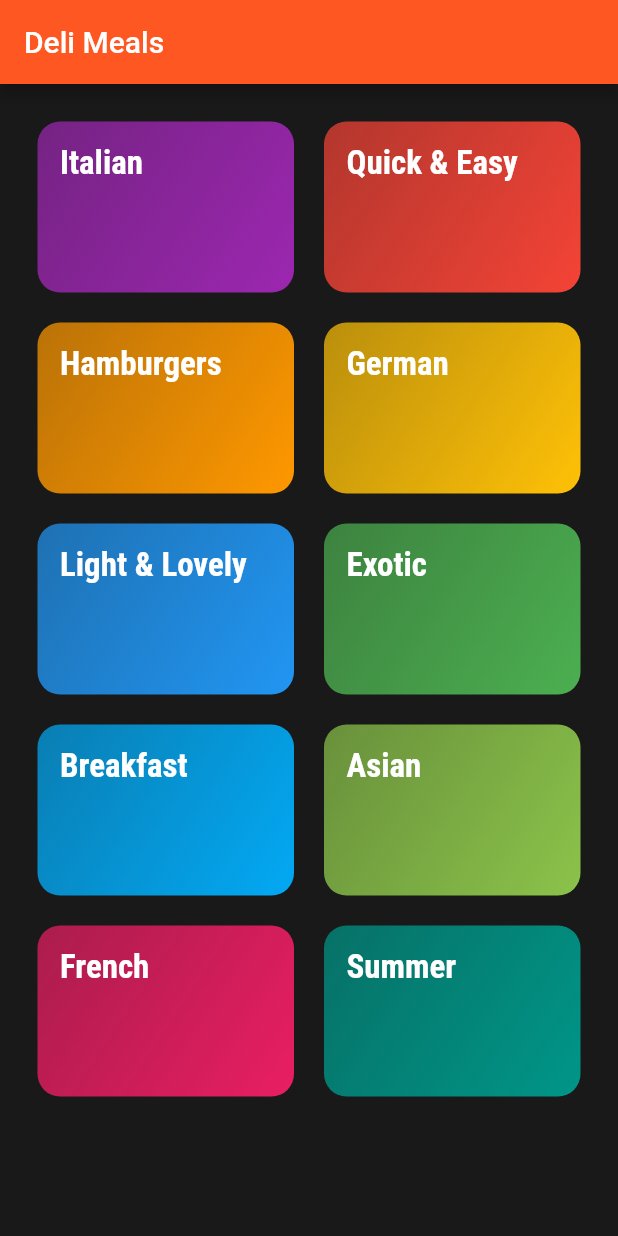
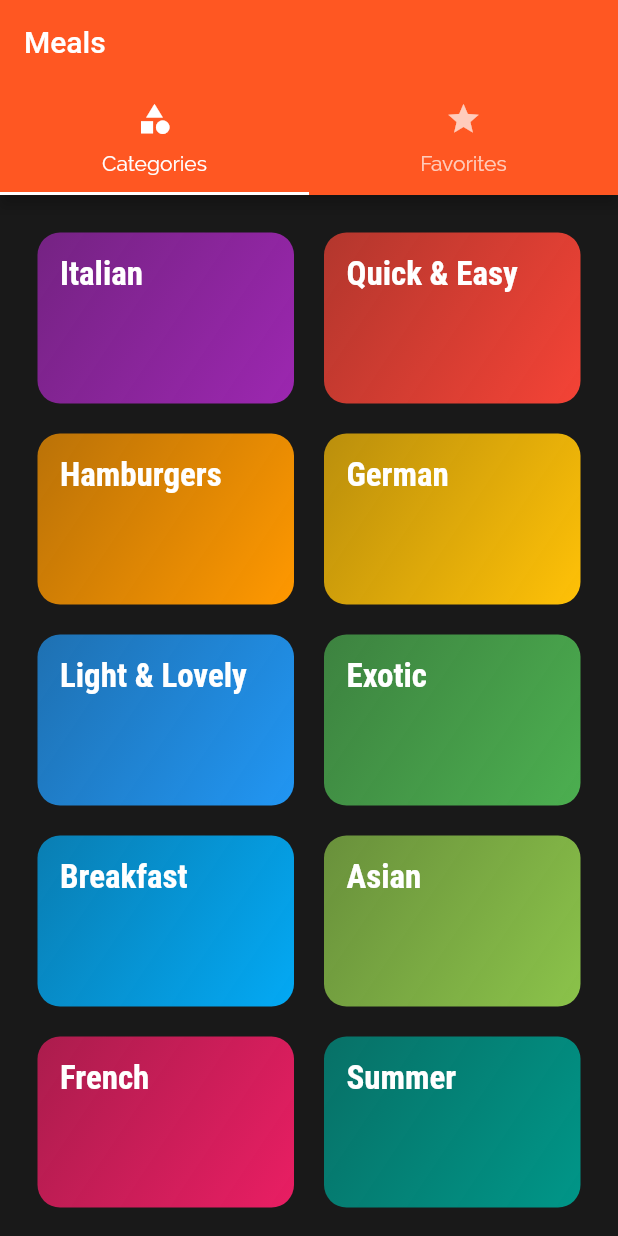
Before and after one commit to webkit-development/DeliMeals-Flutter, a Flutter app: the screen it shows after launch, on a phone screen of 412 x 824 dp. Run offline on Flutter 3.47's test engine with Material 2 defaults, Android fonts, the phone set to English and light mode, and no system bars.

Commit message:
Added tabs

```diff
--- a/lib/main.dart
+++ b/lib/main.dart
@@ -1,6 +1,10 @@
 import 'package:flutter/material.dart';
+
+import 'screens/meal_detail_screen.dart';
 import 'screens/category_meals_screen.dart';
 import 'screens/categories_screen.dart';
+import 'screens/tabs_screen.dart';
+
 
 void main() {
   runApp(const MyApp());
@@ -35,8 +39,16 @@ class MyApp extends StatelessWidget {
       ),
       initialRoute: '/',
       routes: {
-        '/': (ctx) => CategoryScreen(),
-        CategoryMealsScreen.routeName: (ctx) => CategoryMealsScreen()
+        '/': (ctx) => TabsScreen(),
+        CategoryMealsScreen.routeName: (ctx) => CategoryMealsScreen(),
+        MealDetailScreen.routeName: (ctx) => MealDetailScreen(),
+      },
+      // onGenerateRoute: (settings) {
+      //   print(settings.arguments);
+      //   return MaterialPageRoute(builder: (ctx) => CategoryScreen());
+      // },
+      onUnknownRoute: (settings) {
+        return MaterialPageRoute(builder: (ctx) => CategoryScreen());
       },
       debugShowCheckedModeBanner: false,
     );
--- a/lib/screens/categories_screen.dart
+++ b/lib/screens/categories_screen.dart
@@ -7,11 +7,7 @@ class CategoryScreen extends StatelessWidget {
 
   @override
   Widget build(BuildContext context) {
-    return Scaffold(
-      appBar: AppBar(
-        title: Text('Deli Meals'),
-      ),
-      body: GridView(
+    return GridView(
       padding: const EdgeInsets.all(25),
       children: DUMMY_CATEGORIES
           .map((catData) =>
@@ -23,7 +19,6 @@ class CategoryScreen extends StatelessWidget {
         mainAxisSpacing: 20,
         crossAxisSpacing: 20,
       ),
-      ),
     );
   }
 }
--- /dev/null
+++ b/lib/screens/favorites_screen.dart
@@ -0,0 +1,9 @@
+import 'package:flutter/material.dart';
+
+
+class FavoritesScreen extends StatelessWidget {
+  @override
+  Widget build(BuildContext context) {
+    return Center(child: Text('Favorites'),);
+  }
+}
--- /dev/null
+++ b/lib/screens/tabs_screen.dart
@@ -0,0 +1,39 @@
+import 'package:flutter/material.dart';
+import 'categories_screen.dart';
+import 'favorites_screen.dart';
+
+class TabsScreen extends StatefulWidget {
+  @override
+  State<TabsScreen> createState() => _TabsScreenState();
+}
+
+class _TabsScreenState extends State<TabsScreen> {
+  @override
+  Widget build(BuildContext context) {
+    return DefaultTabController(
+      initialIndex: 0,
+      length: 2,
+      child: Scaffold(
+        appBar: AppBar(
+          title: Text('Meals'),
+          bottom: TabBar(
+            tabs: <Widget>[
+              Tab(
+                icon: Icon(Icons.category),
+                text: 'Categories',
+              ),
+              Tab(
+                icon: Icon(Icons.star),
+                text: 'Favorites',
+              )
+            ],
+          ),
+        ),
+        body: TabBarView(children: <Widget>[
+          CategoryScreen(),
+          FavoritesScreen(),
+        ],),
+      ),
+    );
+  }
+}
```
Also changed, not shown: lib/screens/category_meals_screen.dart (+8 -6 lines), lib/screens/meal_detail_screen.dart (added, +95 -0 lines), lib/widgets/meal_item.dart (+12 -12 lines). Lines whose indentation alone changed are shown as unchanged.
